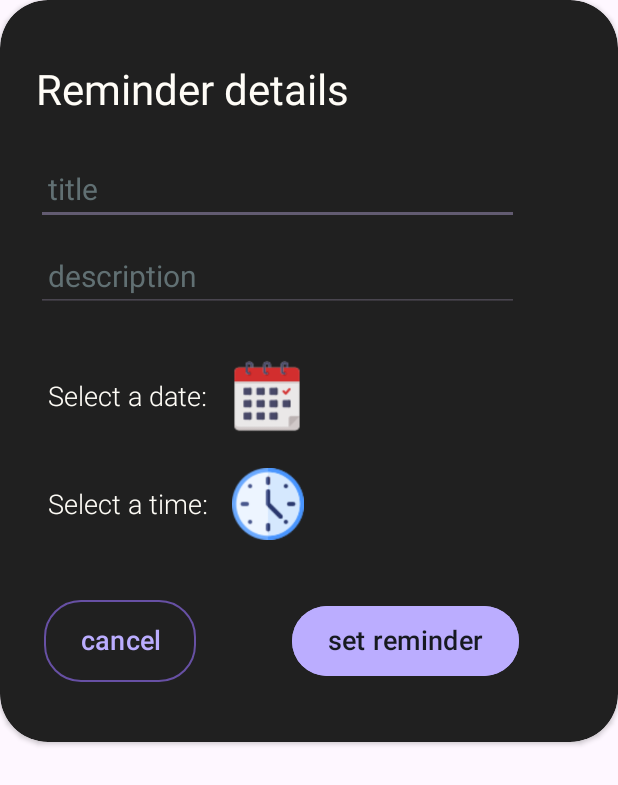
After one commit to ytgrad/reminder-app, an Android app: the layout dialog.xml on its own in the app's theme, with its tools: preview values and no code run, on a phone screen of 412 x 824 dp. The commit adds this screen. Shown: the top 785 px of the screen. Run offline under Robolectric (Android 15) with nearby library versions, the phone set to English and light mode, and no system bars.

Commit message:
dialog added

```diff
--- a/app/build.gradle.kts
+++ b/app/build.gradle.kts
@@ -33,6 +33,9 @@ android {
     kotlinOptions {
         jvmTarget = "1.8"
     }
+    buildFeatures{
+        viewBinding = true
+    }
 }
 
 dependencies {
--- a/app/src/main/java/com/example/reminder/MainActivity.kt
+++ b/app/src/main/java/com/example/reminder/MainActivity.kt
@@ -1,20 +1,43 @@
 package com.example.reminder
 
+import android.app.Dialog
+import android.graphics.Color
+import android.graphics.drawable.ColorDrawable
 import android.os.Bundle
+import android.view.Window
 import androidx.activity.enableEdgeToEdge
 import androidx.appcompat.app.AppCompatActivity
 import androidx.core.view.ViewCompat
 import androidx.core.view.WindowInsetsCompat
+import com.example.reminder.databinding.ActivityMainBinding
+import com.example.reminder.databinding.DialogBinding
 
 class MainActivity : AppCompatActivity() {
+    private lateinit var binding: ActivityMainBinding
+
     override fun onCreate(savedInstanceState: Bundle?) {
         super.onCreate(savedInstanceState)
+        binding = ActivityMainBinding.inflate(layoutInflater)
         enableEdgeToEdge()
-        setContentView(R.layout.activity_main)
+        setContentView(binding.root)
         ViewCompat.setOnApplyWindowInsetsListener(findViewById(R.id.main)) { v, insets ->
             val systemBars = insets.getInsets(WindowInsetsCompat.Type.systemBars())
             v.setPadding(systemBars.left, systemBars.top, systemBars.right, systemBars.bottom)
             insets
         }
+        binding.btnNewReminder.setOnClickListener {
+            showDialog()
+        }
+    }
+
+    private fun showDialog() {
+        val bindingDialog = DialogBinding.inflate(layoutInflater)
+        val dialog = Dialog(this)
+        dialog.setContentView(bindingDialog.root)
+        dialog.window?.setBackgroundDrawable(ColorDrawable(Color.TRANSPARENT))
+
+
+
+        dialog.show()
     }
 }
--- /dev/null
+++ b/app/src/main/res/drawable/cancel_button_background.xml
@@ -0,0 +1,6 @@
+<?xml version="1.0" encoding="utf-8"?>
+<shape xmlns:android="http://schemas.android.com/apk/res/android" android:shape="rectangle">
+    <stroke android:width="1dp" android:color="@color/gray"/>
+    <gradient android:startColor="@color/transparent" android:endColor="@color/transparent"/>
+    <corners android:radius="24dp"/>
+</shape>
--- a/app/src/main/res/drawable/gradient_radial.xml
+++ /dev/null
@@ -1,5 +0,0 @@
-<?xml version="1.0" encoding="utf-8"?>
-<shape xmlns:android="http://schemas.android.com/apk/res/android" android:shape="rectangle">
-    <gradient android:startColor="@color/rich_black" android:type="radial" android:gradientRadius="9000dp" android:centerColor="@color/light_blue" android:endColor="@color/rich_black" />
-
-</shape>
--- a/app/src/main/res/layout/activity_main.xml
+++ b/app/src/main/res/layout/activity_main.xml
@@ -35,23 +35,29 @@
             android:letterSpacing="0.1"
             tools:ignore="HardcodedText" />
     </LinearLayout>
-    <TextView
+    <LinearLayout
         android:layout_width="match_parent"
         android:layout_height="0dp"
         android:layout_weight="8.5"
-        android:text="no reminders to show here"
-        android:textColor="@color/gray"
-        android:gravity="center"
-        android:textSize="16dp"
-        tools:ignore="HardcodedText" />
+        android:orientation="vertical">
+        <TextView
+            android:layout_width="match_parent"
+            android:layout_height="match_parent"
+            android:gravity="center"
+            android:text="no reminders to show here"
+            android:textColor="@color/gray"
+            android:textSize="18sp"
+            tools:ignore="HardcodedText" />
+    </LinearLayout>
     <com.google.android.material.button.MaterialButton
+        android:id="@+id/btn_new_reminder"
         android:layout_width="match_parent"
         android:layout_height="0dp"
         android:layout_weight="0.75"
         app:cornerRadius="0dp"
         android:textColor="@color/rich_black"
         android:backgroundTint="@color/light_blue"
-        android:textSize="16sp"
+        android:textSize="18sp"
         android:text="+ Add a new reminder"
         tools:ignore="HardcodedText" />
 
--- /dev/null
+++ b/app/src/main/res/layout/dialog.xml
@@ -0,0 +1,160 @@
+<?xml version="1.0" encoding="utf-8"?>
+<androidx.cardview.widget.CardView xmlns:android="http://schemas.android.com/apk/res/android"
+    xmlns:tools="http://schemas.android.com/tools"
+    android:layout_width="match_parent"
+    android:layout_height="wrap_content"
+    xmlns:app="http://schemas.android.com/apk/res-auto"
+    app:cardBackgroundColor="@color/matte_black"
+    android:elevation="24dp"
+    app:cardCornerRadius="32dp">
+
+    <LinearLayout
+        android:layout_width="370dp"
+        android:layout_height="match_parent"
+        android:paddingVertical="40dp"
+        android:paddingHorizontal="24dp"
+        android:orientation="vertical">
+
+        <TextView
+            android:layout_width="wrap_content"
+            android:layout_height="wrap_content"
+            android:layout_marginBottom="24dp"
+            android:fontFamily="sans-serif"
+            android:textColor="@color/off_white"
+            android:textSize="28sp"
+            android:text="Reminder details"
+            tools:ignore="HardcodedText" />
+        <EditText
+            android:id="@+id/et_dialog_title"
+            android:layout_width="match_parent"
+            android:layout_height="wrap_content"
+            android:layout_marginBottom="8dp"
+            android:textColor="@color/off_white"
+            android:textSize="20sp"
+            android:paddingStart="8dp"
+            android:hint="title"
+            android:maxLength="50"
+            android:textColorHint="@color/gray"/>
+        <EditText
+            android:id="@+id/et_dialog_desc"
+            android:layout_width="match_parent"
+            android:layout_height="50dp"
+            android:textColor="@color/off_white"
+            android:gravity="bottom"
+            android:textSize="20sp"
+            android:paddingStart="8dp"
+            android:hint="description"
+            android:textColorHint="@color/gray"/>
+        <LinearLayout
+            android:layout_width="match_parent"
+            android:layout_height="48dp"
+            android:layout_marginTop="32dp"
+            android:gravity="center_vertical"
+            android:orientation="horizontal">
+            <TextView
+                android:layout_width="wrap_content"
+                android:layout_height="match_parent"
+                android:gravity="center_vertical"
+                android:layout_marginEnd="8dp"
+                android:fontFamily="sans-serif-light"
+                android:padding="8dp"
+                android:textSize="18sp"
+                android:textColor="@color/off_white"
+                android:text="Select a date:"/>
+            <ImageButton
+                android:id="@+id/ib_dialog_calendar"
+                android:layout_width="48dp"
+                android:layout_height="48dp"
+                android:padding="0dp"
+                android:layout_marginEnd="16dp"
+                android:scaleType="fitCenter"
+                android:backgroundTint="@color/transparent"
+                android:src="@drawable/calendar"/>
+            <TextView
+                android:id="@+id/tv_dialog_date"
+                android:layout_width="0dp"
+                android:layout_height="match_parent"
+                android:background="@drawable/cancel_button_background"
+                android:gravity="center"
+                android:fontFamily="sans-serif-light"
+                android:paddingHorizontal="16dp"
+                android:paddingBottom="12dp"
+                android:paddingTop="10dp"
+                android:textSize="18sp"
+                android:textColor="@color/off_white"
+                android:text="11-07-2024"/>
+        </LinearLayout>
+        <LinearLayout
+            android:layout_width="match_parent"
+            android:layout_height="48dp"
+            android:layout_marginTop="24dp"
+            android:orientation="horizontal">
+            <TextView
+                android:layout_width="wrap_content"
+                android:layout_height="match_parent"
+                android:gravity="center_vertical"
+                android:layout_marginEnd="8dp"
+                android:fontFamily="sans-serif-light"
+                android:padding="8dp"
+                android:textSize="18sp"
+                android:textColor="@color/off_white"
+                android:text="Select a time:"/>
+            <ImageButton
+                android:id="@+id/ib_dialog_clock"
+                android:layout_width="48dp"
+                android:layout_height="48dp"
+                android:padding="0dp"
+                android:layout_marginEnd="20dp"
+                android:scaleType="fitCenter"
+                android:backgroundTint="@color/transparent"
+                android:src="@drawable/clock"/>
+            <TextView
+                android:id="@+id/tv_dialog_time"
+                android:layout_width="0dp"
+                android:layout_height="match_parent"
+                android:background="@drawable/cancel_button_background"
+                android:gravity="center"
+                android:layout_marginEnd="8dp"
+                android:fontFamily="sans-serif-light"
+                android:paddingHorizontal="16dp"
+                android:paddingBottom="12dp"
+                android:paddingTop="10dp"
+                android:textSize="18sp"
+                android:textColor="@color/off_white"
+                android:text="09:45 pm"/>
+        </LinearLayout>
+        <LinearLayout
+            android:layout_width="match_parent"
+            android:layout_height="wrap_content"
+            android:orientation="horizontal"
+            android:gravity="end"
+            android:layout_marginTop="40dp">
+            <com.google.android.material.button.MaterialButton
+                android:id="@+id/btn_dialog_cancel"
+                android:layout_width="wrap_content"
+                android:layout_height="wrap_content"
+                android:background="@drawable/cancel_button_background"
+                android:layout_gravity="center_vertical"
+                android:paddingHorizontal="24dp"
+                android:paddingTop="10dp"
+                android:paddingBottom="12dp"
+                android:textSize="18sp"
+                android:textColor="@color/light_blue"
+                android:text="cancel"/>
+            <com.google.android.material.button.MaterialButton
+                android:id="@+id/btn_dialog_set_reminder"
+                android:layout_width="wrap_content"
+                android:layout_height="match_parent"
+                android:backgroundTint="@color/light_blue"
+                android:enabled="false"
+                android:layout_marginStart="64dp"
+                android:paddingHorizontal="24dp"
+                android:paddingTop="8dp"
+                android:paddingBottom="10dp"
+                android:text="set reminder"
+                android:textSize="18sp"
+                android:textColor="@color/rich_black" />
+        </LinearLayout>
+    </LinearLayout>
+
+</androidx.cardview.widget.CardView>
```
Also changed, not shown: app/src/main/res/drawable/calendar.png (added), app/src/main/res/drawable/clock.png (added).
